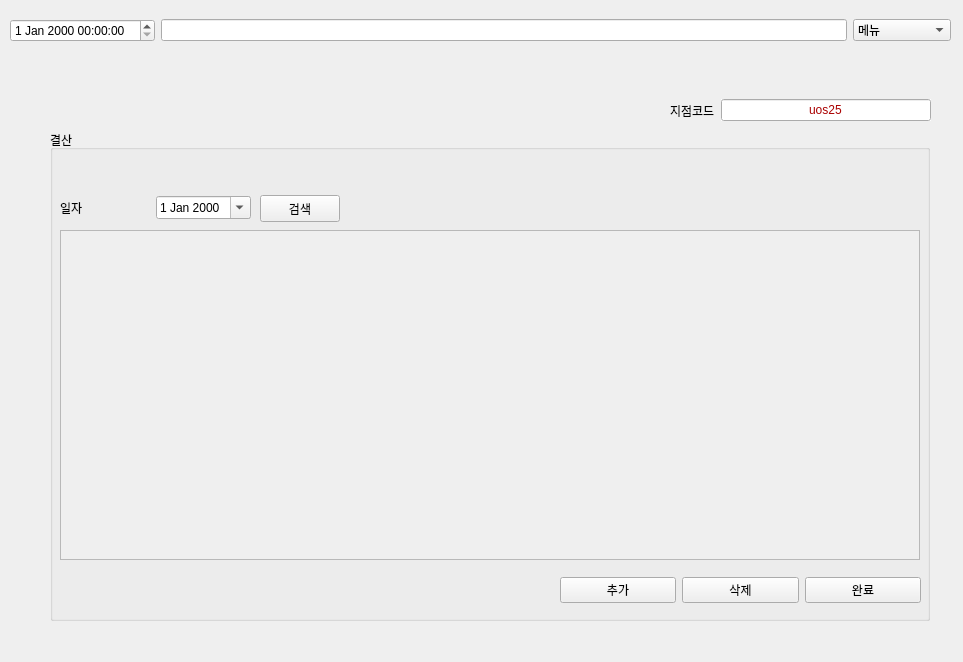
First picture: the form in ui/1.ui, repository johnnyapu15/IDB, before the edit.
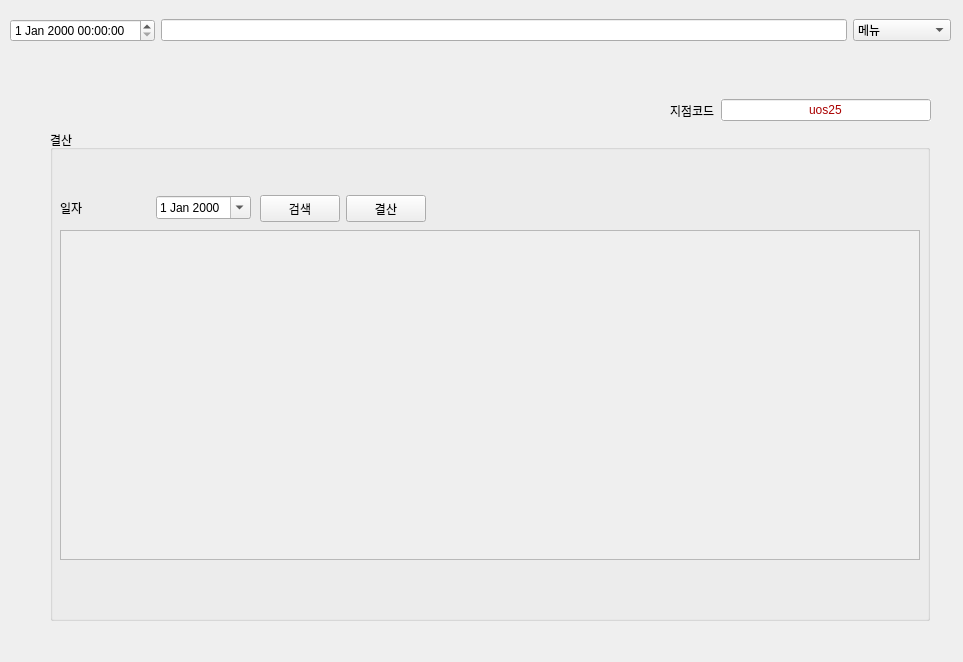
Second picture: the form after the edit. The open tabs and pages were chosen to show the change.

Commit message: 조수환 13번 구현완료, 12번 오류

What changed in the file:
```diff
--- a/ui/1.ui
+++ b/ui/1.ui
@@ -2291,39 +2291,6 @@
        </widget>
       </widget>
      </widget>
-     <widget class="QWidget" name="horizontalLayoutWidget_10">
-      <property name="geometry">
-       <rect>
-        <x>510</x>
-        <y>440</y>
-        <width>361</width>
-        <height>41</height>
-       </rect>
-      </property>
-      <layout class="QHBoxLayout" name="horizontalLayout_32">
-       <item>
-        <widget class="QPushButton" name="pushButton_40">
-         <property name="text">
-          <string>추가</string>
-         </property>
-        </widget>
-       </item>
-       <item>
-        <widget class="QPushButton" name="pushButton_41">
-         <property name="text">
-          <string>삭제</string>
-         </property>
-        </widget>
-       </item>
-       <item>
-        <widget class="QPushButton" name="pushButton_46">
-         <property name="text">
-          <string>완료</string>
-         </property>
-        </widget>
-       </item>
-      </layout>
-     </widget>
      <widget class="QWidget" name="horizontalLayoutWidget_21">
       <property name="geometry">
        <rect>
@@ -2378,6 +2345,24 @@
        <string>검색</string>
       </property>
      </widget>
+     <widget class="QPushButton" name="pushButton_40">
+      <property name="geometry">
+       <rect>
+        <x>296</x>
+        <y>65</y>
+        <width>80</width>
+        <height>27</height>
+       </rect>
+      </property>
+      <property name="text">
+       <string>결산</string>
+      </property>
+     </widget>
+     <zorder>scrollArea_10</zorder>
+     <zorder>horizontalLayoutWidget_21</zorder>
+     <zorder>pushButton_30</zorder>
+     <zorder>pushButton_40</zorder>
+     <zorder>pushButton_40</zorder>
     </widget>
    </widget>
    <widget class="QWidget" name="page_2">
```
Left out of the diff: 2 changed lines with no effect on the pictures. The commit also changes 4 other files.
